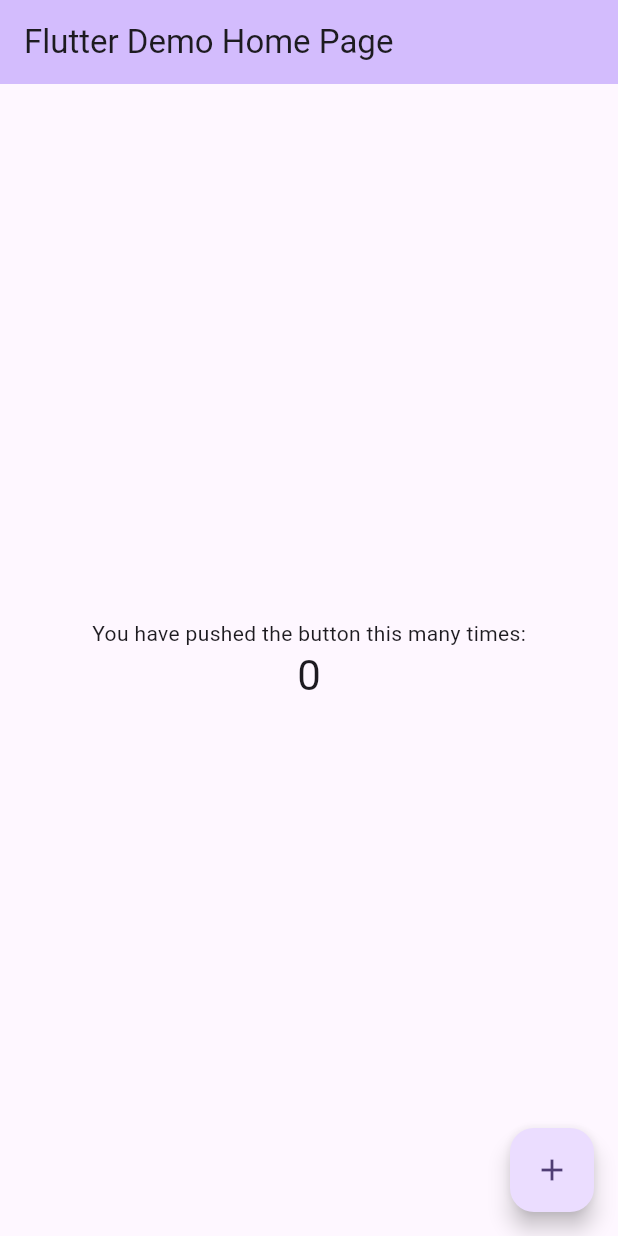
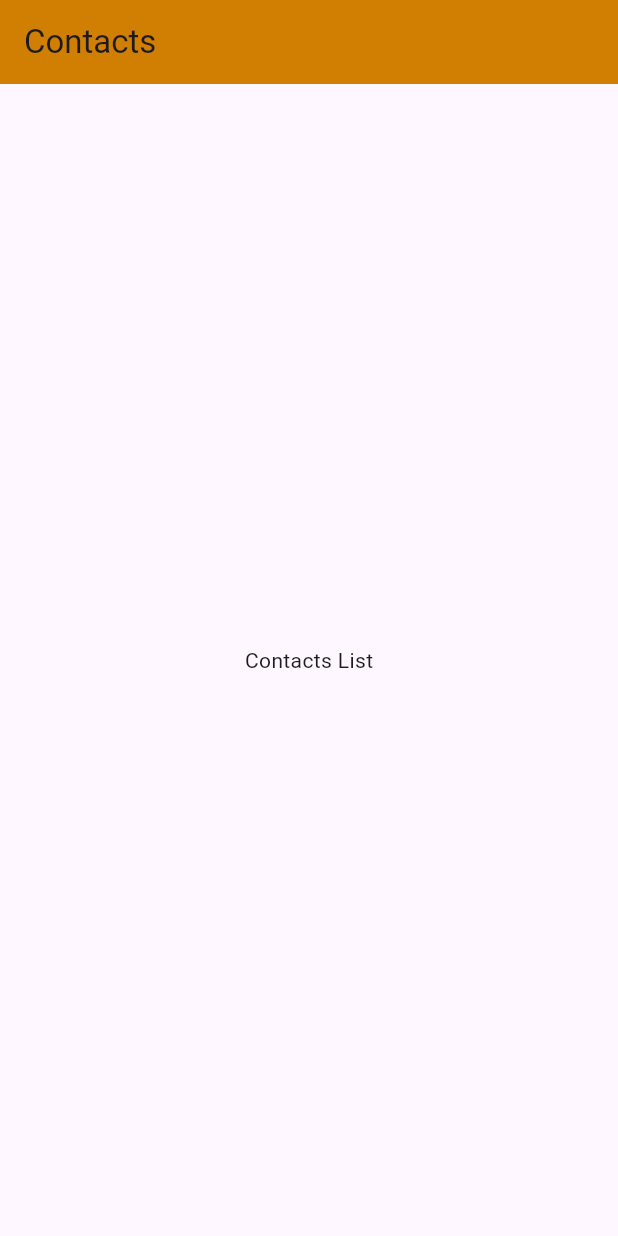
Before and after one commit to kvadah/flutter_Contacts-App, a Flutter app: the screen it shows after launch, on a phone screen of 412 x 824 dp. Run offline on Flutter 3.47's test engine with Material 3 defaults, Android fonts, the phone set to English and light mode, and no system bars.

Commit message:
creating and returning contacts view

```diff
--- /dev/null
+++ b/lib/contacts_view.dart
@@ -0,0 +1,16 @@
+import 'package:flutter/material.dart';
+class ContactsView extends StatelessWidget {
+  const ContactsView({super.key});
+  @override
+  Widget build(BuildContext context) {
+    return Scaffold(
+      appBar: AppBar(
+        title: const Text("Contacts"),
+        backgroundColor: const Color.fromARGB(255, 209, 127, 3),
+      ),
+      body: const Center(
+        child: Text("Contacts List"),
+      ),
+    );
+  }
+}
--- a/lib/main.dart
+++ b/lib/main.dart
@@ -1,125 +1,15 @@
+import 'package:contacts/contacts_view.dart';
 import 'package:flutter/material.dart';
 
 void main() {
-  runApp(const MyApp());
+   WidgetsFlutterBinding.ensureInitialized();
+  runApp(
+    MaterialApp(
+        title: 'Contacts App',
+        theme: ThemeData(
+          colorScheme: ColorScheme.fromSeed(seedColor: Colors.deepPurple),
+          useMaterial3: true,
+        ),
+        //returning a home page view
+        home: const ContactsView(),));
 }
-
-class MyApp extends StatelessWidget {
-  const MyApp({super.key});
-
-  // This widget is the root of your application.
-  @override
-  Widget build(BuildContext context) {
-    return MaterialApp(
-      title: 'Flutter Demo',
-      theme: ThemeData(
-        // This is the theme of your application.
-        //
-        // TRY THIS: Try running your application with "flutter run". You'll see
-        // the application has a purple toolbar. Then, without quitting the app,
-        // try changing the seedColor in the colorScheme below to Colors.green
-        // and then invoke "hot reload" (save your changes or press the "hot
-        // reload" button in a Flutter-supported IDE, or press "r" if you used
-        // the command line to start the app).
-        //
-        // Notice that the counter didn't reset back to zero; the application
-        // state is not lost during the reload. To reset the state, use hot
-        // restart instead.
-        //
-        // This works for code too, not just values: Most code changes can be
-        // tested with just a hot reload.
-        colorScheme: ColorScheme.fromSeed(seedColor: Colors.deepPurple),
-        useMaterial3: true,
-      ),
-      home: const MyHomePage(title: 'Flutter Demo Home Page'),
-    );
-  }
-}
-
-class MyHomePage extends StatefulWidget {
-  const MyHomePage({super.key, required this.title});
-
-  // This widget is the home page of your application. It is stateful, meaning
-  // that it has a State object (defined below) that contains fields that affect
-  // how it looks.
-
-  // This class is the configuration for the state. It holds the values (in this
-  // case the title) provided by the parent (in this case the App widget) and
-  // used by the build method of the State. Fields in a Widget subclass are
-  // always marked "final".
-
-  final String title;
-
-  @override
-  State<MyHomePage> createState() => _MyHomePageState();
-}
-
-class _MyHomePageState extends State<MyHomePage> {
-  int _counter = 0;
-
-  void _incrementCounter() {
-    setState(() {
-      // This call to setState tells the Flutter framework that something has
-      // changed in this State, which causes it to rerun the build method below
-      // so that the display can reflect the updated values. If we changed
-      // _counter without calling setState(), then the build method would not be
-      // called again, and so nothing would appear to happen.
-      _counter++;
-    });
-  }
-
-  @override
-  Widget build(BuildContext context) {
-    // This method is rerun every time setState is called, for instance as done
-    // by the _incrementCounter method above.
-    //
-    // The Flutter framework has been optimized to make rerunning build methods
-    // fast, so that you can just rebuild anything that needs updating rather
-    // than having to individually change instances of widgets.
-    return Scaffold(
-      appBar: AppBar(
-        // TRY THIS: Try changing the color here to a specific color (to
-        // Colors.amber, perhaps?) and trigger a hot reload to see the AppBar
-        // change color while the other colors stay the same.
-        backgroundColor: Theme.of(context).colorScheme.inversePrimary,
-        // Here we take the value from the MyHomePage object that was created by
-        // the App.build method, and use it to set our appbar title.
-        title: Text(widget.title),
-      ),
-      body: Center(
-        // Center is a layout widget. It takes a single child and positions it
-        // in the middle of the parent.
-        child: Column(
-          // Column is also a layout widget. It takes a list of children and
-          // arranges them vertically. By default, it sizes itself to fit its
-          // children horizontally, and tries to be as tall as its parent.
-          //
-          // Column has various properties to control how it sizes itself and
-          // how it positions its children. Here we use mainAxisAlignment to
-          // center the children vertically; the main axis here is the vertical
-          // axis because Columns are vertical (the cross axis would be
-          // horizontal).
-          //
-          // TRY THIS: Invoke "debug painting" (choose the "Toggle Debug Paint"
-          // action in the IDE, or press "p" in the console), to see the
-          // wireframe for each widget.
-          mainAxisAlignment: MainAxisAlignment.center,
-          children: <Widget>[
-            const Text(
-              'You have pushed the button this many times:',
-            ),
-            Text(
-              '$_counter',
-              style: Theme.of(context).textTheme.headlineMedium,
-            ),
-          ],
-        ),
-      ),
-      floatingActionButton: FloatingActionButton(
-        onPressed: _incrementCounter,
-        tooltip: 'Increment',
-        child: const Icon(Icons.add),
-      ), // This trailing comma makes auto-formatting nicer for build methods.
-    );
-  }
-}
```
